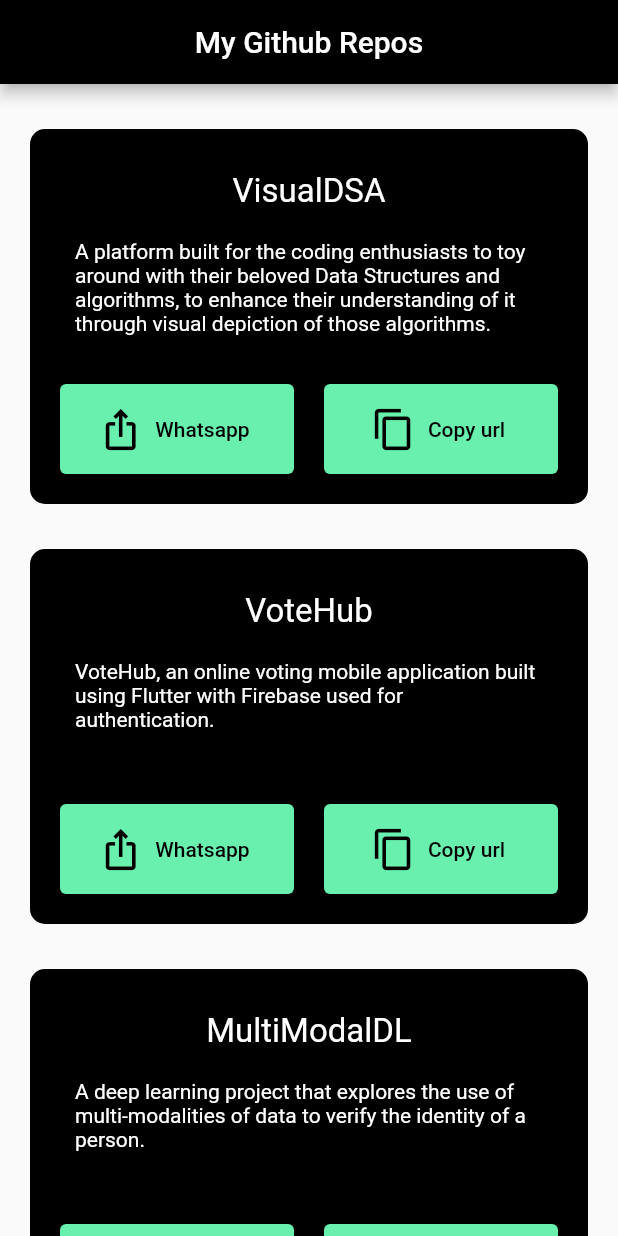
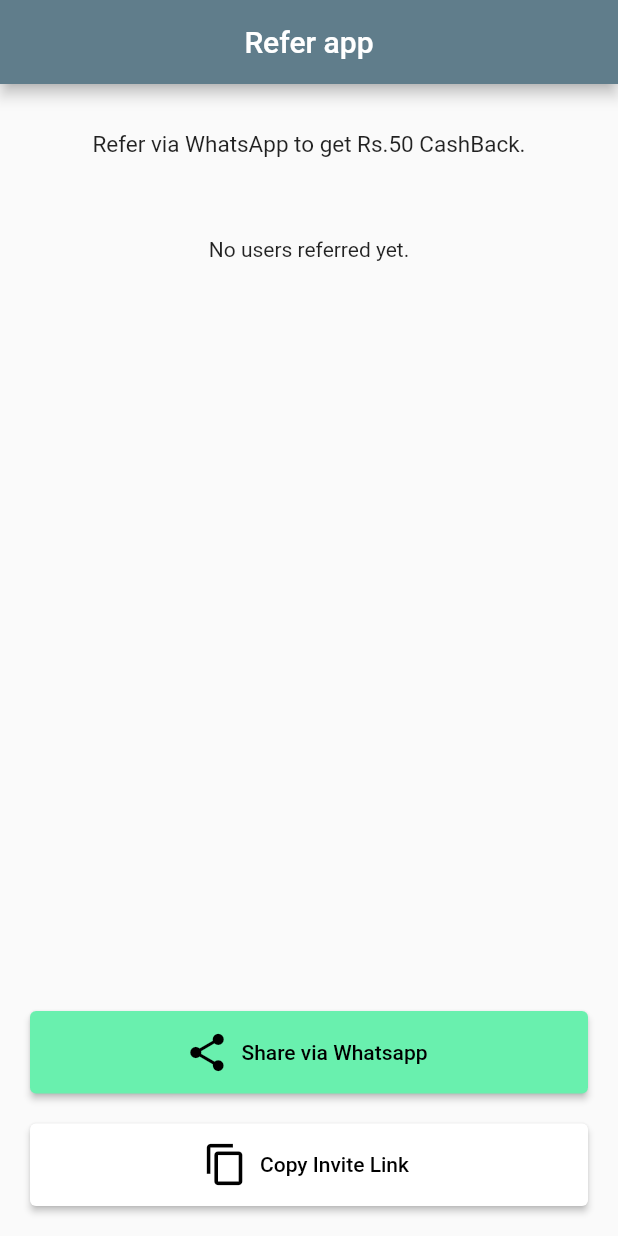
Before and after one commit to harshoo3/task, a Flutter app: the screen it shows after launch, on a phone screen of 412 x 824 dp. Run offline on Flutter 3.47's test engine with Material 2 defaults, Android fonts, the phone set to English and light mode, and no system bars; our stand-ins replace share_plus; missing offline and left inert: flutter_share_me.

Commit message:
refer app

```diff
--- a/lib/home.dart
+++ /dev/null
@@ -1,44 +0,0 @@
-import 'package:flutter/material.dart';
-import 'package:new_task/listItems.dart';
-
-import 'package:new_task/strings.dart';
-class MyHomePage extends StatefulWidget {
-  const MyHomePage({Key? key, required this.title}) : super(key: key);
-  final String title;
-
-  @override
-  State<MyHomePage> createState() => _MyHomePageState();
-}
-
-class _MyHomePageState extends State<MyHomePage> {
-  // var strings={}
-  final List<String> repo_names = <String>['VisualDSA', 'VoteHub', 'MultiModalDL'];
-  final List<String> description = <String>[Strings.visualdsaDes, Strings.votehubDes, Strings.multimodalDes];
-  final List<String> urls = <String>[Strings.visualdsaurl, Strings.votehuburl, Strings.multimodalurl];
-  @override
-  Widget build(BuildContext context) {
-    return Scaffold(
-      appBar: AppBar(
-        title: Text(widget.title),
-        backgroundColor: Colors.black,
-        centerTitle: true,
-      ),
-      body: SingleChildScrollView(
-        physics: ScrollPhysics(),
-        child: Column(
-          children: [
-            ListView.builder(
-              itemCount: repo_names.length,
-              scrollDirection: Axis.vertical,
-              physics: NeverScrollableScrollPhysics(),
-              shrinkWrap: true,
-              itemBuilder: (BuildContext context, int index) {
-                return ListItem(title: repo_names[index],des: description[index],url:urls[index]);
-              },
-            ),
-          ],
-        ),
-      )
-    );
-  }
-}
--- /dev/null
+++ b/lib/home/home.dart
@@ -0,0 +1,86 @@
+import 'package:flutter/material.dart';
+import 'package:new_task/home/models/buttons.dart';
+import 'package:new_task/home/models/listItems.dart';
+
+import 'package:new_task/strings/strings.dart';
+class MyHomePage extends StatefulWidget {
+  const MyHomePage({Key? key, required this.title}) : super(key: key);
+  final String title;
+
+  @override
+  State<MyHomePage> createState() => _MyHomePageState();
+}
+
+class _MyHomePageState extends State<MyHomePage> {
+  // var strings={}
+  List<String> userNameList = <String>[];
+  final String description = Strings.description;
+
+   callback(newUserNameList) {
+     setState(() {
+       userNameList = newUserNameList;
+     });
+   }
+  @override
+  Widget build(BuildContext context) {
+    return Scaffold(
+      appBar: AppBar(
+        title: Text(widget.title),
+        backgroundColor: Colors.blueGrey,
+        centerTitle: true,
+      ),
+      body: Stack(
+        children:[
+          const Align(
+            alignment: Alignment.topCenter,
+            child: SizedBox(
+              height: 80,
+                child: Center(
+                  child:
+                  Text(Strings.referApp,
+                    style: TextStyle(
+                      fontSize: 15,
+                    ),
+                  )
+                )
+            )
+          ),
+          Padding(
+            padding: const EdgeInsets.fromLTRB(0,60 ,0, 170),
+            child: SingleChildScrollView(
+              physics: const ScrollPhysics(),
+              child: userNameList.isEmpty?const SizedBox(
+                  height: 100,
+                  child: Center(child: Text(Strings.noUser))
+              ):ListView.builder(
+                itemCount: userNameList.length,
+                scrollDirection: Axis.vertical,
+                physics: NeverScrollableScrollPhysics(),
+                shrinkWrap: true,
+                itemBuilder: (BuildContext context, int index) {
+                  debugPrint(userNameList.length.toString());
+                  return ListItem(title: userNameList[index],des: description);
+                },
+              ),
+            ),
+          ),
+          Align(
+            alignment: Alignment.bottomCenter,
+              child: SizedBox(
+                height: 150,
+                child: Column(
+                  children: [
+                    Buttons(text: Strings.whatsappShareButton,userNameList: userNameList,callback: callback,color: Colors.greenAccent,iconData: Icons.share,),
+                    Buttons(text: Strings.copyLinkButton,userNameList: userNameList,callback: callback,color: Colors.white,iconData: Icons.copy,),
+                  ],
+                ),
+              )
+          ),
+
+          // Buttons(func: _showToast(context, urls[0]))
+        ]
+      )
+    );
+  }
+
+}
--- /dev/null
+++ b/lib/home/models/buttons.dart
@@ -0,0 +1,67 @@
+import 'package:flutter/material.dart';
+import 'package:flutter_share_me/flutter_share_me.dart';
+import 'package:flutter/services.dart';
+import 'package:new_task/strings/strings.dart';
+import 'package:share_plus/share_plus.dart';
+class Buttons extends StatefulWidget {
+  String text;
+  Function(List<String>) callback;
+  Color color;
+  IconData iconData;
+  List<String> userNameList;
+  Buttons({Key? key,required this.text,required this.userNameList,required this.callback,required this.color,required this.iconData}) : super(key: key);
+
+  @override
+  _ButtonsState createState() => _ButtonsState();
+}
+
+class _ButtonsState extends State<Buttons> {
+  void _showToast(BuildContext context,String msg) {
+    final scaffold = ScaffoldMessenger.of(context);
+    scaffold.showSnackBar(
+      SnackBar(
+        duration: const Duration(milliseconds: 500),
+        content: Text(msg),
+      ),
+    );
+  }
+  Future<void> shareViaWhatsapp() async{
+    final FlutterShareMe flutterShareMe = FlutterShareMe();
+    String? response= await flutterShareMe.shareToWhatsApp(msg: Strings.url);
+    debugPrint(response);
+    if(response=='success'){
+      widget.userNameList.add(Strings.userName);
+      widget.callback(widget.userNameList);
+    }
+  }
+  @override
+  Widget build(BuildContext context) {
+    return Expanded(
+      flex:1,
+      child: Container(
+        padding: EdgeInsets.fromLTRB(20, 0, 20, 20),
+        width: MediaQuery.of(context).size.width,
+        child: ElevatedButton.icon(
+            icon: Icon(
+              widget.iconData,
+              color: Colors.black,
+              size: 30.0,
+            ),
+            onPressed: (){
+              if(widget.text==Strings.whatsappShareButton) {
+                shareViaWhatsapp();
+              } else if(widget.text==Strings.copyLinkButton) {
+                Clipboard.setData(const ClipboardData(text: Strings.url));
+                _showToast(context, Strings.linkCopied);
+                // Share.share(Strings.url);
+              }
+            },
+            label: Text(widget.text,style: const TextStyle(color: Colors.black)),
+            style: ElevatedButton.styleFrom(
+                primary: widget.color
+            )
+        ),
+      ),
+    );
+  }
+}
--- /dev/null
+++ b/lib/home/models/listItems.dart
@@ -0,0 +1,71 @@
+import 'package:flutter/material.dart';
+
+
+class ListItem extends StatelessWidget {
+  String title;
+  String des;
+  ListItem({Key? key, required this.title, required this.des}) : super(key: key);
+
+
+  @override
+  Widget build(BuildContext context) {
+    return Padding(
+      padding: const EdgeInsets.fromLTRB(20, 30, 20, 0),
+      child: Container(
+        decoration: const BoxDecoration(
+            borderRadius: BorderRadius.all(Radius.circular(10)),
+                color: Colors.blueGrey
+        ),
+        height: 150,
+        padding: EdgeInsets.fromLTRB(10, 10, 10, 0),
+        // color: Colors.blue,
+        child: Column(
+          children:[
+            Expanded(
+              flex: 1,
+              child: Container(
+                decoration: const BoxDecoration(
+                    borderRadius: BorderRadius.all(Radius.circular(10)),
+                    color: Colors.blueGrey
+                ),
+                child: Row(
+                  mainAxisAlignment: MainAxisAlignment.center,
+                  children: [
+                    Padding(
+                      padding: const EdgeInsets.all(8.0),
+                      child: Text(
+                        title,
+                        style: TextStyle(fontSize: 22,color: Colors.white)
+                      ),
+                    ),
+                    Icon(Icons.verified,color: Colors.greenAccent,),
+                  ],
+                ),
+              ),
+            ),
+            Expanded(
+              flex: 2,
+              child: SingleChildScrollView(
+                child: Container(
+                  decoration: const BoxDecoration(
+                      borderRadius: BorderRadius.all(Radius.circular(10)),
+                      color: Colors.grey
+                  ),
+                  padding: EdgeInsets.fromLTRB(20, 10, 20, 10),
+                  child: Center(
+                    child: Text(
+                      des,
+                      style: TextStyle(fontSize: 14,color: Colors.black)
+                    ),
+                  ),
+                ),
+              ),
+            ),
+
+          ]
+        ),
+      ),
+    );
+
+  }
+}
--- a/lib/listItems.dart
+++ /dev/null
@@ -1,120 +0,0 @@
-import 'package:flutter/material.dart';
-import 'package:flutter_share_me/flutter_share_me.dart';
-import 'package:flutter/services.dart';
-
-class ListItem extends StatelessWidget {
-  String title;
-  String des;
-  String url;
-  ListItem({Key? key, required this.title, required this.des,required this.url}) : super(key: key);
-
-  void _showToast(BuildContext context,String msg) {
-    final scaffold = ScaffoldMessenger.of(context);
-    scaffold.showSnackBar(
-      SnackBar(
-        duration: const Duration(milliseconds: 500),
-        content: Text(msg),
-      ),
-    );
-  }
-  Future<void> shareViaWhatsapp() async{
-    final FlutterShareMe flutterShareMe = FlutterShareMe();
-    String? response= await flutterShareMe.shareToWhatsApp(msg: url);
-    debugPrint(response);
-  }
-  @override
-  Widget build(BuildContext context) {
-    return Padding(
-      padding: const EdgeInsets.fromLTRB(20, 30, 20, 0),
-      child: Container(
-        decoration: const BoxDecoration(
-            borderRadius: BorderRadius.all(Radius.circular(10)),
-                color: Colors.black
-        ),
-        height: 250,
-        padding: EdgeInsets.fromLTRB(10, 20, 10, 0),
-        // color: Colors.blue,
-        child: Column(
-          children:[
-            Expanded(
-              flex: 1,
-              child: Container(
-                child: Center(
-                  child: Text(
-                    title,
-                    style: TextStyle(fontSize: 22,color: Colors.white)
-                  ),
-                ),
-              ),
-            ),
-            Expanded(
-              flex: 2,
-              child: SingleChildScrollView(
-                child: Container(
-                  padding: EdgeInsets.fromLTRB(20, 10, 20, 10),
-                  child: Center(
-                    child: Text(
-                      des,
-                      style: TextStyle(fontSize: 14,color: Colors.white)
-                    ),
-                  ),
-                ),
-              ),
-            ),
-            Row(
-              children: [
-                Expanded(
-                  flex:1,
-                  child: Container(
-                    padding: EdgeInsets.fromLTRB(10, 20, 10, 20),
-                    height: 100,
-                    child: ElevatedButton.icon(
-                      icon: Icon(
-                      Icons.ios_share,
-                      color: Colors.black,
-                      size: 30.0,
-                    ),
-                      onPressed: (){
-                        shareViaWhatsapp();
-                      },
-                      label: Text("Whatsapp",style: TextStyle(color: Colors.black)),
-                        style: ElevatedButton.styleFrom(
-                          primary: Colors.greenAccent
-                        )
-
-                    ),
-                  ),
-                ),
-                Expanded(
-                  flex:1,
-                  child: Container(
-                    padding: EdgeInsets.fromLTRB(10, 20, 10, 20),
-                    height: 100,
-                    child: ElevatedButton.icon(
-                        icon: const Icon(
-                          Icons.copy,
-                          color: Colors.black,
-                          size: 30.0,
-                        ),
-                        onPressed: (){
-                          Clipboard.setData(ClipboardData(text: url));
-                          _showToast(context, "Link Copied to ClipBoard");
-                        },
-                        label: Text("Copy url",style: TextStyle(color: Colors.black)),
-                        style: ElevatedButton.styleFrom(
-                            primary: Colors.greenAccent
-                        )
-
-                    ),
-                  ),
-                )
-                // ElevatedButton(onPressed: onPressed, child: child)
-              ],
-            )
-          ]
-        ),
-      ),
-    );
-
-  }
-}
--- a/lib/main.dart
+++ b/lib/main.dart
@@ -1,5 +1,5 @@
 import 'package:flutter/material.dart';
-import 'package:new_task/home.dart';
+import 'package:new_task/home/home.dart';
 
 void main() {
   runApp(const MyApp());
@@ -15,7 +15,7 @@ class MyApp extends StatelessWidget {
       theme: ThemeData(
         primarySwatch: Colors.blue,
       ),
-      home: const MyHomePage(title: 'My Github Repos'),
+      home: const MyHomePage(title: 'Refer app'),
     );
   }
 }
--- a/lib/strings.dart
+++ /dev/null
@@ -1,8 +0,0 @@
-class Strings {
-  static const String visualdsaDes = "A platform built for the coding enthusiasts to toy around with their beloved Data Structures and algorithms, to enhance their understanding of it through visual depiction of those algorithms. ";
-  static const String votehubDes = "VoteHub, an online voting mobile application built using Flutter with Firebase used for authentication.";
-  static const String multimodalDes = "A deep learning project that explores the use of multi-modalities of data to verify the identity of a person.";
-  static const String visualdsaurl = "https://github.com/harshoo3/VisualDSA";
-  static const String votehuburl = "https://github.com/harshoo3/Online-Voting-Application";
-  static const String multimodalurl = "https://github.com/4molybdenum2/Human-Verification-using-Multimodal-Deep-Learning";
-}
--- /dev/null
+++ b/lib/strings/strings.dart
@@ -0,0 +1,10 @@
+class Strings {
+  static const String whatsappShareButton = "Share via Whatsapp";
+  static const String copyLinkButton = "Copy Invite Link";
+  static const String linkCopied = "Link Copied to ClipBoard";
+  static const String url="https://www.google.com/";
+  static const String userName="User_Name";
+  static const String description = "Thank you for sharing it to $userName! You got a cashback of Rs.50";
+  static const String noUser = "No users referred yet.";
+  static const String referApp = "Refer via WhatsApp to get Rs.50 CashBack.";
+}
--- a/pubspec.yaml
+++ b/pubspec.yaml
@@ -28,6 +28,7 @@ environment:
 # versions available, run `flutter pub outdated`.
 dependencies:
   flutter_share_me: ^1.2.0
+  share_plus: ^3.0.4
   flutter:
     sdk: flutter
 
```
Also changed, not shown: pubspec.lock, 2 other files.
